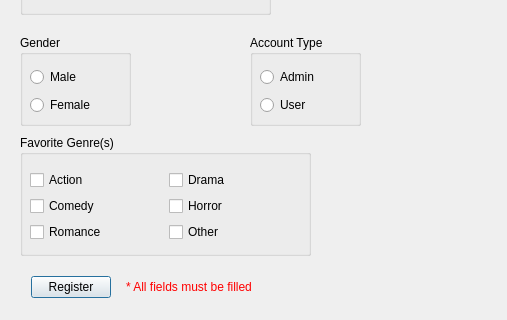
AdhamElRouby/Cinema-register-desktop-app, file register.ui: the form before one commit; both pictures show x 0 to 507 and y 205 to 525 of the 507 by 525 pixel window.
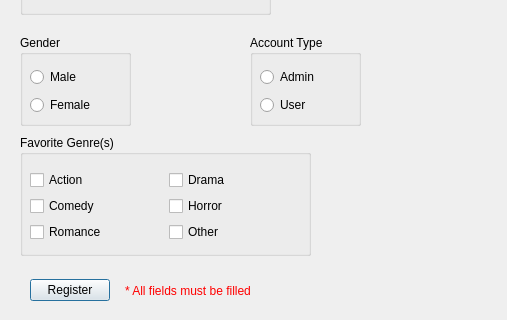
The form after the commit.

Commit message: Completed a check for age and if all fields are checked when register button is clicked

Patch:
```diff
--- a/register.ui
+++ b/register.ui
@@ -631,10 +631,10 @@
   <widget class="QWidget" name="">
    <property name="geometry">
     <rect>
-     <x>31</x>
-     <y>481</y>
+     <x>30</x>
+     <y>480</y>
      <width>221</width>
-     <height>22</height>
+     <height>31</height>
     </rect>
    </property>
    <layout class="QHBoxLayout" name="horizontalLayout_4">
```
Left out of the diff: 6 changed lines with no effect on the pictures. The commit also changes 1 other file.
